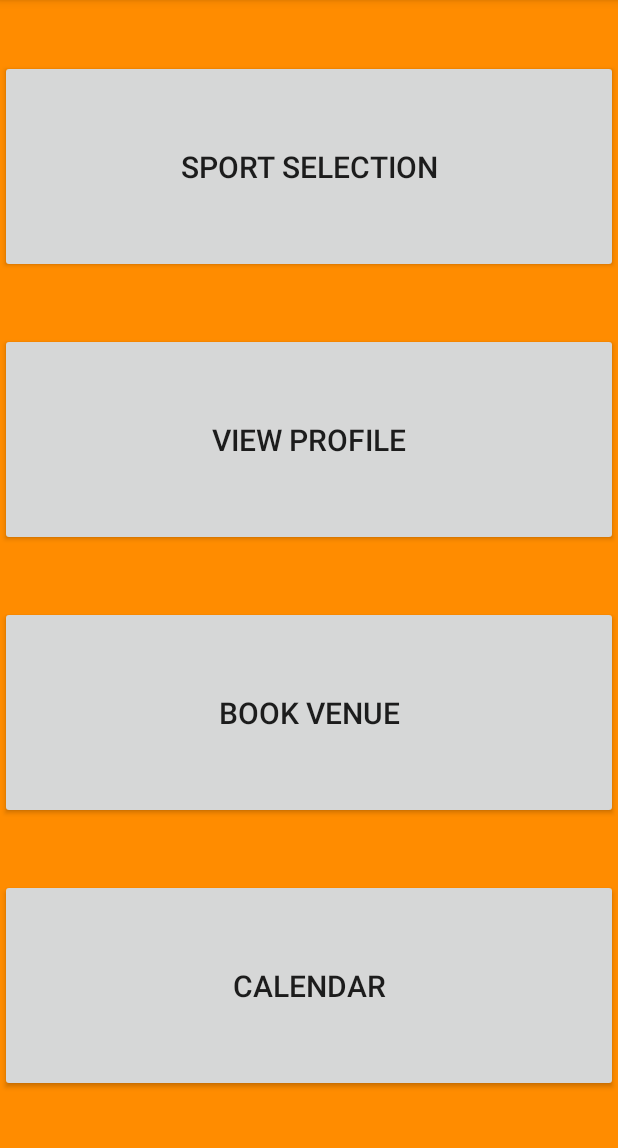
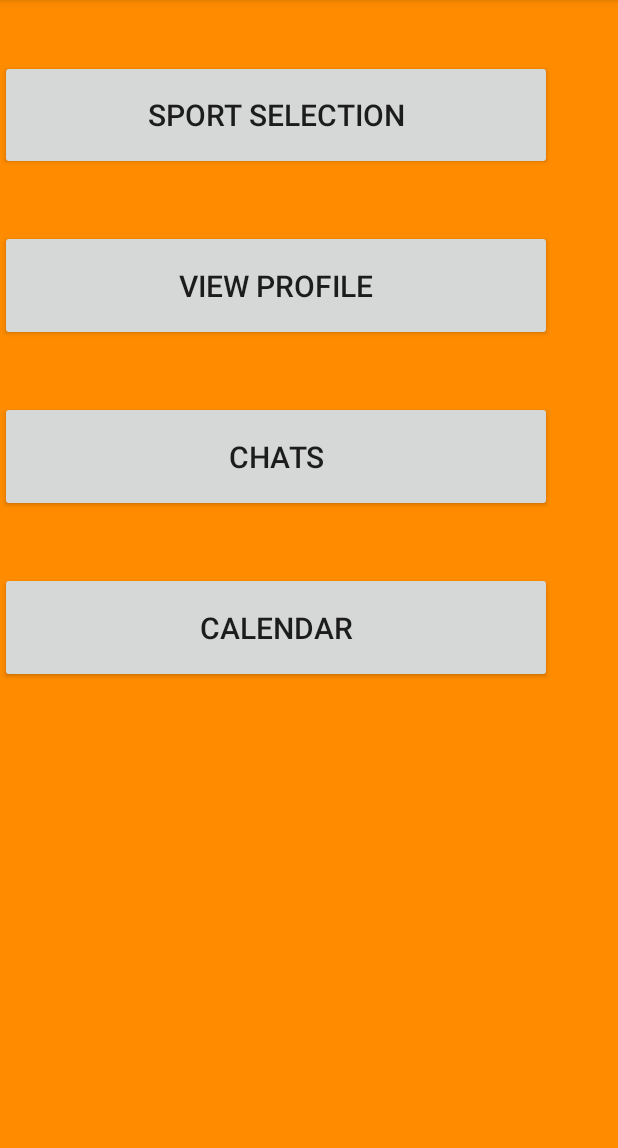
Before and after one commit to RachiketArya/MyApplication3, an Android app: the screen it shows after launch (MainActivity), on a phone screen of 412 x 824 dp, the part 84-1232 px from its top. Run offline under Robolectric (Android 15) with nearby library versions, the phone set to English and light mode, and no system bars.

Commit message:
Finishing up with the initial layout

```diff
--- a/app/src/main/java/com/example/rachiket/myapplication/MainActivity.java
+++ b/app/src/main/java/com/example/rachiket/myapplication/MainActivity.java
@@ -30,6 +30,22 @@ public class MainActivity extends AppCompatActivity {
                 setContentView(R.layout.profile);
             }
         });
+
+        Button chatBut = (Button) findViewById(R.id.button3);
+        sportsBut.setOnClickListener(new View.OnClickListener() {
+            @Override
+            public void onClick(View v) {
+                setContentView(R.layout.chats);
+            }
+        });
+
+        Button calendarBut = (Button) findViewById(R.id.button4);
+        sportsBut.setOnClickListener(new View.OnClickListener() {
+            @Override
+            public void onClick(View v) {
+                setContentView(R.layout.calendar);
+            }
+        });
     }
 
 
--- a/app/src/main/res/layout/activity_main.xml
+++ b/app/src/main/res/layout/activity_main.xml
@@ -10,8 +10,10 @@
     <LinearLayout
         android:orientation="vertical"
         android:weightSum="4"
-        android:layout_width="match_parent"
-        android:layout_height="match_parent">
+        android:layout_width="368dp"
+        android:layout_height="495dp"
+        tools:layout_editor_absoluteY="0dp"
+        tools:layout_editor_absoluteX="8dp">
 
         <Button
             android:id="@+id/button"
@@ -46,8 +48,8 @@
         <Button
             android:id="@+id/button4"
             android:layout_weight="1"
+            android:layout_marginTop="@dimen/marM"
             android:layout_marginBottom="@dimen/marT"
-            android:layout_marginTop="@dimen/marM"
             android:textSize="20sp"
             android:layout_width="match_parent"
             android:layout_height="0dp"
--- a/app/src/main/res/values/strings.xml
+++ b/app/src/main/res/values/strings.xml
@@ -3,7 +3,7 @@
 
     <string name="first_button">Sport Selection</string>
     <string name="second_button">View Profile</string>
-    <string name="third_button">Book Venue</string>
+    <string name="third_button">Chats</string>
     <string name="fourth_button">Calendar</string>
 
     <string name="exact">match_parent</string>
```
Also changed, not shown: app/src/main/res/layout/calendar.xml (added, +12 -0 lines), app/src/main/res/layout/chats.xml (added, +13 -0 lines).
